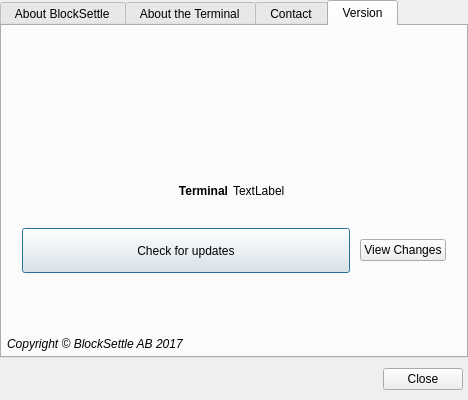
The window that BlockSettleUILib/AboutDialog.ui (BlockSettle/terminal) describes before a commit, drawn with Qt 5.
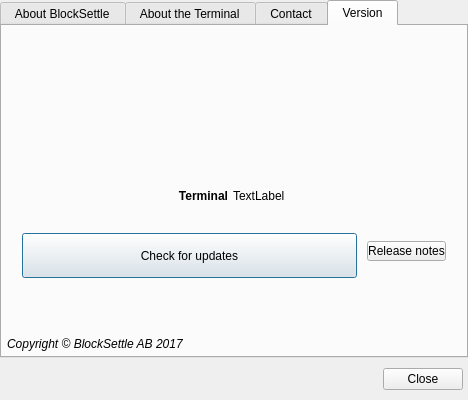
The same window after the commit. Icons and pictures are not drawn.

What changed in the file:
```diff
--- a/BlockSettleUILib/AboutDialog.ui
+++ b/BlockSettleUILib/AboutDialog.ui
@@ -777,6 +777,12 @@
            <height>0</height>
           </size>
          </property>
+         <property name="maximumSize">
+          <size>
+           <width>16777215</width>
+           <height>56</height>
+          </size>
+         </property>
          <property name="buttonBar" stdset="0">
           <bool>true</bool>
          </property>
@@ -851,7 +857,7 @@
              </size>
             </property>
             <property name="text">
-             <string>View Changes</string>
+             <string>Release notes</string>
             </property>
             <property name="autoDefault">
              <bool>true</bool>
@@ -859,6 +865,9 @@
             <property name="buttonDiscreet" stdset="0">
              <bool>true</bool>
             </property>
+            <property name="styleSheet">
+             <string notr="true">padding-top: 0px;</string>
+            </property>
            </widget>
           </item>
          </layout>
```
